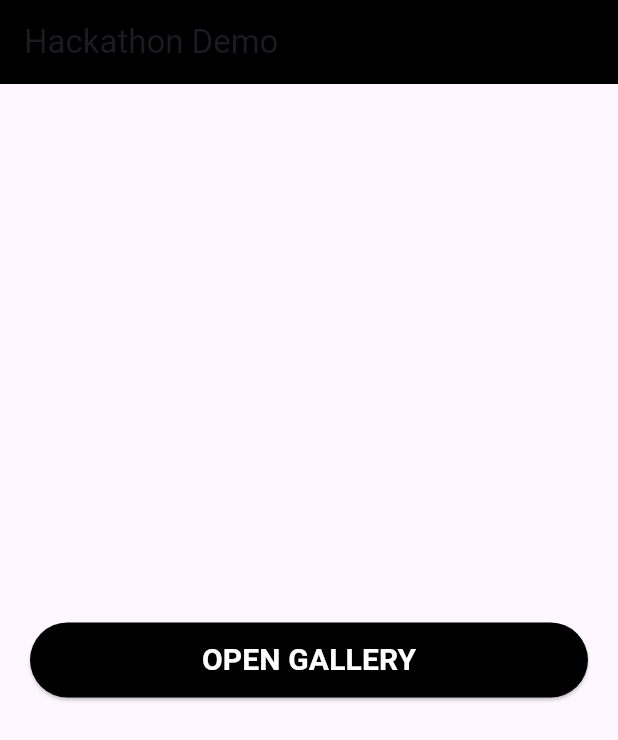
After one commit to gea-minji/hackathon_test, a Flutter app: the ImageInputScreen screen opened by its route, on a phone screen of 412 x 824 dp. The commit adds this screen. Shown: the top 740 px of the screen. Run offline on Flutter 3.47's test engine with Material 3 defaults, Android fonts, the light colour scheme and no system bars; our stand-ins replace dio, flutter_dotenv, flutter_riverpod, go_router, image_picker, retrofit; generated files the repository leaves out were written again.

Commit message:
feat: add image picker to load gallery image

```diff
--- a/lib/main.dart
+++ b/lib/main.dart
@@ -1,8 +1,12 @@
 import 'package:flutter/material.dart';
+import 'package:flutter_dotenv/flutter_dotenv.dart';
 import 'package:flutter_riverpod/flutter_riverpod.dart';
 import 'package:hackathon_sample/navigation/router.dart';
 
-void main() {
+void main() async {
+  WidgetsFlutterBinding.ensureInitialized();
+  await dotenv.load(fileName: ".env");
+
   runApp(const ProviderScope(
     child: App(),
   ));
--- a/lib/network/api_provider.dart
+++ b/lib/network/api_provider.dart
@@ -1,6 +1,7 @@
 import 'dart:developer';
 
 import 'package:dio/dio.dart';
+import 'package:flutter_dotenv/flutter_dotenv.dart';
 import 'api_client.dart';
 import 'entity/chat_request.dart';
 import 'entity/chat_response.dart';
@@ -16,11 +17,9 @@ class ApiProvider {
   }
 
   Future<ChatResponse> sendUserPrompt(ChatRequest request) async {
-    const authorizationToken =
-        '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';
     try {
       final response = await _apiClient.postUserPrompt(
-          'Bearer $authorizationToken', request);
+          'Bearer ${dotenv.env['apiKey']}', request);
       return response;
     } catch (e) {
       log('$_tag $e');
--- /dev/null
+++ b/lib/providers/image_input_provider.dart
@@ -0,0 +1,21 @@
+import 'dart:math';
+
+import 'package:flutter_riverpod/flutter_riverpod.dart';
+import 'package:image_picker/image_picker.dart';
+
+class ImageInputProvider extends StateNotifier<XFile?> {
+  ImageInputProvider() : super(null);
+
+  final ImagePicker picker = ImagePicker();
+
+  Future<void> loadGalleryImage() async {
+    await picker.pickImage(source: ImageSource.gallery).then((image) {
+      if (image != null) state = image;
+    });
+  }
+}
+
+final imageInputProvider =
+    StateNotifierProvider<ImageInputProvider, XFile?>((ref) {
+  return ImageInputProvider();
+});
--- a/lib/providers/text_input_provider.dart
+++ b/lib/providers/text_input_provider.dart
@@ -2,7 +2,6 @@ import 'dart:async';
 
 import 'package:flutter_riverpod/flutter_riverpod.dart';
 import 'package:hackathon_sample/network/entity/chat_request.dart';
-import 'package:hackathon_sample/network/entity/chat_response.dart';
 import 'package:hackathon_sample/repository/api_repository.dart';
 
 class AsyncChatNotifier extends AsyncNotifier<String?> {
@@ -27,6 +26,9 @@ class AsyncChatNotifier extends AsyncNotifier<String?> {
   }
 }
 
+// final repositoryProvider =
+//     Provider<ApiRepository>((ref) => ApiRepositoryImpl());
+
 final asyncChatProvider = AsyncNotifierProvider<AsyncChatNotifier, String?>(() {
   return AsyncChatNotifier(ApiRepositoryImpl());
 });
--- a/lib/screen/home_screen.dart
+++ b/lib/screen/home_screen.dart
@@ -19,7 +19,7 @@ class HomeScreen extends StatelessWidget {
             height: 50,
             margin: const EdgeInsets.symmetric(horizontal: 20, vertical: 5),
             child: ElevatedButton.icon(
-                onPressed: () {},
+                onPressed: () => context.goNamed('imageInputScreen'),
                 style: ElevatedButton.styleFrom(backgroundColor: Colors.black),
                 icon: const Icon(Icons.camera_alt, color: Colors.white),
                 label: const Text('CAMERA',
--- /dev/null
+++ b/lib/screen/image_input_screen.dart
@@ -0,0 +1,69 @@
+import 'dart:io';
+
+import 'package:flutter/material.dart';
+import 'package:flutter_riverpod/flutter_riverpod.dart';
+
+import '../providers/image_input_provider.dart';
+
+class ImageInputScreen extends ConsumerWidget {
+  const ImageInputScreen({super.key});
+
+  @override
+  Widget build(BuildContext context, WidgetRef ref) {
+    final imageState = ref.watch(imageInputProvider);
+    return Scaffold(
+      appBar: AppBar(
+        backgroundColor: Colors.black,
+        title: const Text('Hackathon Demo'),
+      ),
+      body: Column(
+        mainAxisAlignment: MainAxisAlignment.center,
+        children: [
+          Container(
+            width: double.infinity,
+            height: 50,
+            margin: const EdgeInsets.symmetric(horizontal: 20, vertical: 5),
+            child: ElevatedButton(
+                onPressed: () {
+                  ref.read(imageInputProvider.notifier).loadGalleryImage();
+                },
+                style: ButtonStyle(
+                  backgroundColor: WidgetStateProperty.all(Colors.black),
+                ),
+                child: const Text(
+                  'OPEN GALLERY',
+                  style: TextStyle(
+                      color: Colors.white,
+                      fontSize: 20,
+                      fontWeight: FontWeight.bold),
+                )),
+          ),
+          if (imageState?.path != null)
+            Image.file(
+              File(imageState!.path),
+              width: 100,
+              height: 100,
+            ),
+          if (imageState?.path != null)
+            Container(
+              width: double.infinity,
+              height: 50,
+              margin: const EdgeInsets.symmetric(horizontal: 20, vertical: 5),
+              child: ElevatedButton(
+                  onPressed: () {},
+                  style: ButtonStyle(
+                    backgroundColor: WidgetStateProperty.all(Colors.black),
+                  ),
+                  child: const Text(
+                    'SEND IMAGE',
+                    style: TextStyle(
+                        color: Colors.white,
+                        fontSize: 20,
+                        fontWeight: FontWeight.bold),
+                  )),
+            ),
+        ],
+      ),
+    );
+  }
+}
--- a/lib/screen/text_input_screen.dart
+++ b/lib/screen/text_input_screen.dart
@@ -52,7 +52,11 @@ class TextInputScreen extends ConsumerWidget {
                         fontWeight: FontWeight.bold),
                   ))),
           resultState.when(
-              data: (message) => Text(message ?? 'No response from AI'),
+              data: (message) => Padding(
+                    padding:
+                        const EdgeInsets.symmetric(horizontal: 20, vertical: 5),
+                    child: Text(message ?? 'No response from AI'),
+                  ),
               error: (error, stack) => Text('Error: $error'),
               loading: () => const CircularProgressIndicator())
         ],
```
Also changed, not shown: lib/navigation/router.dart (+6 -1 lines), lib/network/entity/chat_request.dart (+65 -7 lines), pubspec.yaml (+5 -4 lines), pubspec.lock, 13 other files.
